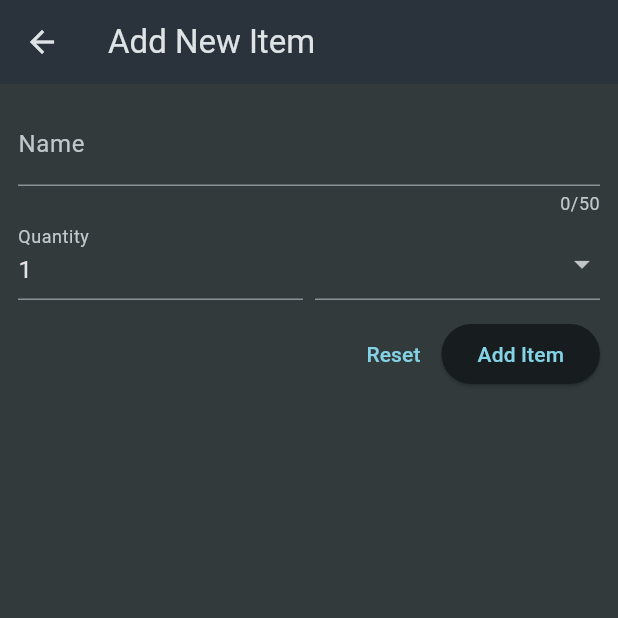
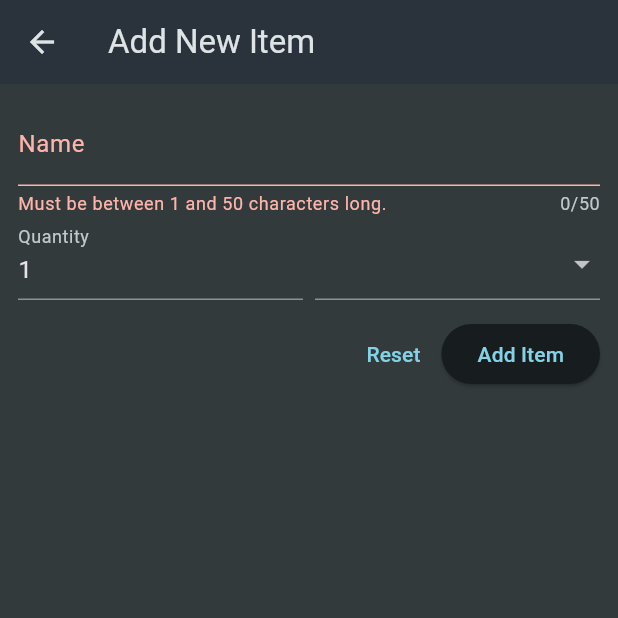
Before and after one commit to bozzimarcello/shopping_list, a Flutter app: the NewItem screen opened directly, after a tap on "Add Item", on a phone screen of 412 x 824 dp, the top half of it. Run offline on Flutter 3.47's test engine with Material 3 defaults, Android fonts, the phone set to English and light mode, and no system bars.

Commit message:
validation trigger and form reset added

```diff
--- a/lib/widgets/new_item.dart
+++ b/lib/widgets/new_item.dart
@@ -11,6 +11,15 @@ class NewItem extends StatefulWidget{
 }
 
 class _NewItemState extends State<NewItem> {
+  final _formKey = GlobalKey<FormState>();
+  // a key (global key value) to access the form widget and set the validation up
+  // allowing the form to keep its internal state
+
+  void _saveItem() {
+    // trigger validation
+    _formKey.currentState!.validate();
+  }
+
   @override
   Widget build(BuildContext context) {
     return Scaffold(
@@ -20,6 +29,7 @@ class _NewItemState extends State<NewItem> {
       body: Padding(
         padding: const EdgeInsets.all(12),
         child: Form(
+          key: _formKey,
           // the Form widgets contains a lot of useful features
           // to manage user input (witch can be done without it)
           // such as: validation, show validation errors, etc.
@@ -52,6 +62,7 @@ class _NewItemState extends State<NewItem> {
                       decoration: const InputDecoration(
                         label: Text('Quantity'),
                         ),
+                      keyboardType: TextInputType.number,
                       initialValue: '1',
                       validator: (value) {
                         if (value == null ||
@@ -97,8 +108,16 @@ class _NewItemState extends State<NewItem> {
               Row(
                 mainAxisAlignment: MainAxisAlignment.end,
                 children: [
-                  TextButton(onPressed: () {}, child: const Text('Reset')),
-                  ElevatedButton(onPressed: () {}, child: const Text('Add Item')),
+                  TextButton(
+                    onPressed: () {
+                      _formKey.currentState!.reset();
+                    },
+                    child: const Text('Reset'),
+                    ),
+                  ElevatedButton(
+                    onPressed: _saveItem,
+                    child: const Text('Add Item'),
+                    ),
                 ],
               ),
             ],
```
